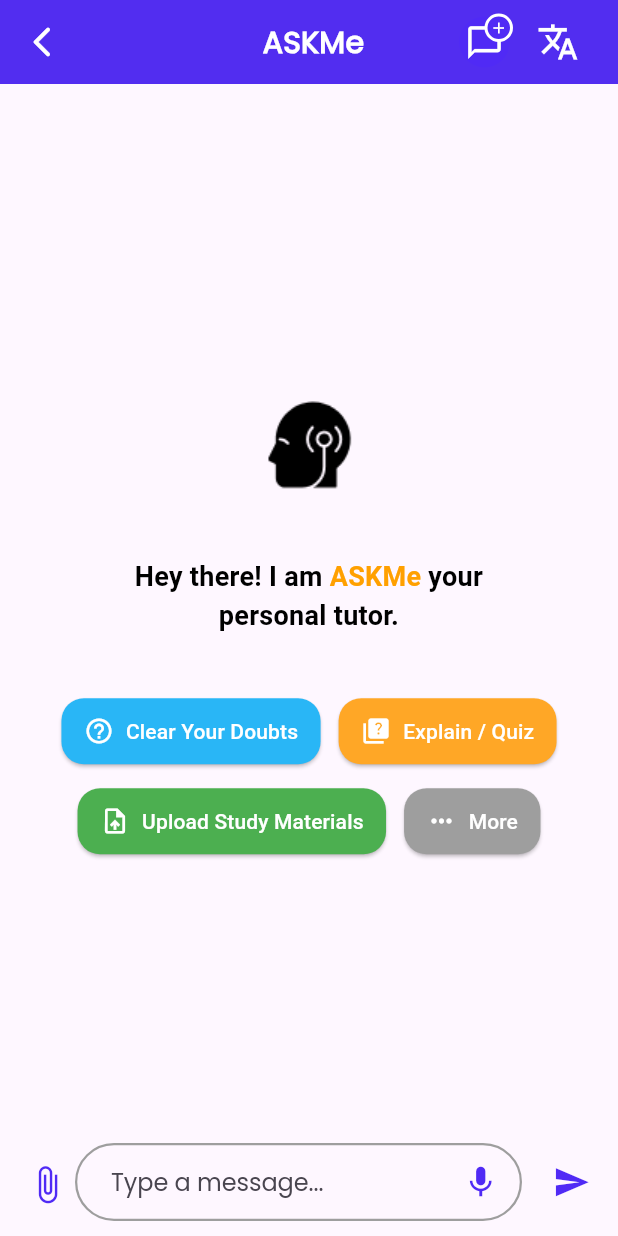
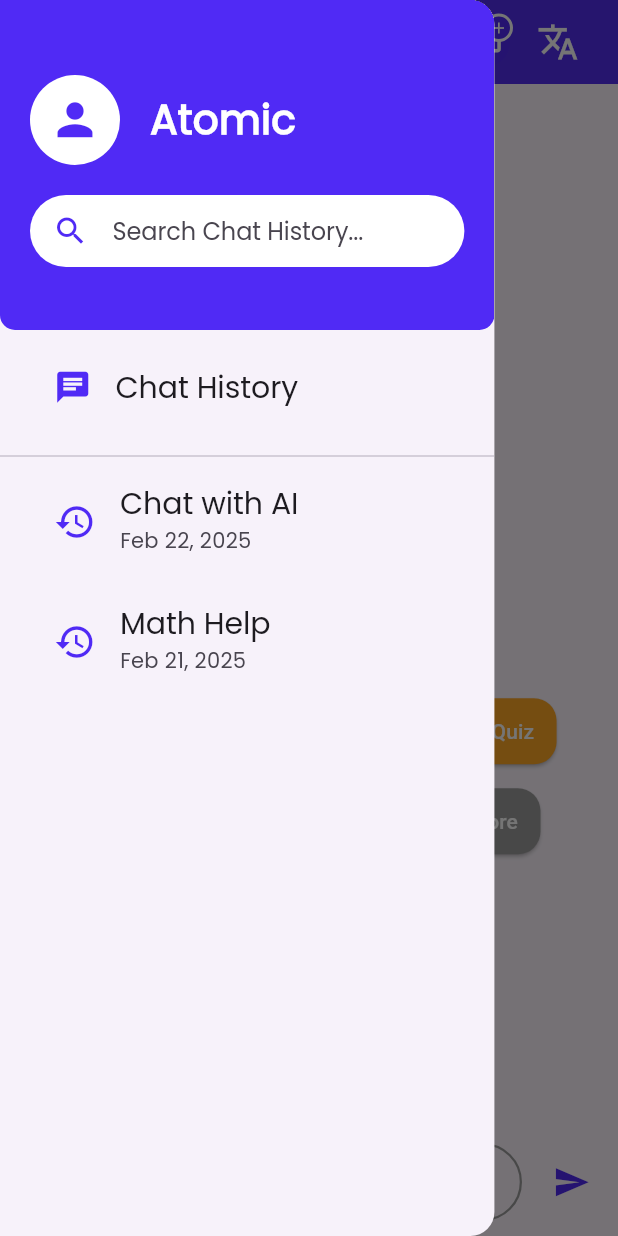
Before and after one commit to VSI0N/ACADEMe, a Flutter app: the ASKMe screen opened directly, with the side drawer open (before the commit the screen has no drawer), on a phone screen of 412 x 824 dp. Run offline on Flutter 3.47's test engine with Material 3 defaults, Android fonts, the phone set to English and light mode, and no system bars; our stand-ins replace cloud_firestore, file_picker, firebase_auth, firebase_core, google_sign_in, image_picker and 2 more; missing offline and left inert: record; accounts and stored records are empty.

Commit message:
Fixed language Detection and Added Chat History Drawer

```diff
--- a/ACADEMe-frontend/lib/home/pages/ASKMe.dart
+++ b/ACADEMe-frontend/lib/home/pages/ASKMe.dart
@@ -9,8 +9,9 @@ import 'package:path_provider/path_provider.dart';
 import 'dart:io';
 import 'dart:async';
 import 'file_view.dart';
-
+import 'package:ACADEMe/widget/chat_history_drawer.dart';
 import 'package:http_parser/http_parser.dart';
+import 'package:mime/mime.dart';
 
 class ASKMe extends StatefulWidget {
   @override
@@ -26,6 +27,10 @@ class _ASKMeState extends State<ASKMe> {
   bool _isRecording = false;
   Timer? _timer;
   int _seconds = 0;
+  bool isConverting = false; // To track the loading state
+
+  final GlobalKey<ScaffoldState> _scaffoldKey =
+      GlobalKey<ScaffoldState>(); // Key for the drawer
 
   String searchQuery = "";
   List<Map<String, String>> languages = [
@@ -49,6 +54,16 @@ class _ASKMeState extends State<ASKMe> {
               .contains(searchQuery.toLowerCase()))
           .toList(); // Filter the languages based on the search query
     }
+  }
+
+  // For the chat history
+  List<ChatSession> chatHistory = [
+    ChatSession(title: "Chat with AI", timestamp: "Feb 22, 2025"),
+    ChatSession(title: "Math Help", timestamp: "Feb 21, 2025"),
+  ];
+
+  void _loadChatSession(ChatSession chat) {
+    print("Selected chat: ${chat.title}");
   }
 
   @override
@@ -155,7 +170,7 @@ class _ASKMeState extends State<ASKMe> {
       [String prompt = '']) async {
     //ASKMe backend URL
     var url = Uri.parse(
-        'https://c92f-2401-4900-b20b-f27e-e7db-5157-33a0-d3de.ngrok-free.app/api/process_${fileType.toLowerCase()}');
+        'https://aee3-2401-4900-b23f-8444-2fdd-4d3e-85be-6e6b.ngrok-free.app/api/process_${fileType.toLowerCase()}');
 
     var request = http.MultipartRequest('POST', url);
     request.fields.addAll({
@@ -271,7 +286,7 @@ class _ASKMeState extends State<ASKMe> {
     }
   }
 
-// **Update Upload Function to Support WAV**
+// Upload Speech Function
   Future<void> _uploadSpeech(File file) async {
     try {
       if (!file.existsSync() || file.lengthSync() == 0) {
@@ -280,42 +295,65 @@ class _ASKMeState extends State<ASKMe> {
       }
       print("File size: ${file.lengthSync()} bytes");
 
-      //ASKMe backend URL
+      setState(() {
+        isConverting = true;
+      });
+
+      // API URL
       var url = Uri.parse(
-          'https://c92f-2401-4900-b20b-f27e-e7db-5157-33a0-d3de.ngrok-free.app/api/process_stt'); // API URL
+          'https://aee3-2401-4900-b23f-8444-2fdd-4d3e-85be-6e6b.ngrok-free.app/api/process_stt');
 
       var request = http.MultipartRequest('POST', url);
 
-      // Add required fields for the server
+      // Ensure the selected language is not empty
+      selectedLanguage = selectedLanguage.isNotEmpty ? selectedLanguage : "hi";
+      print("Selected target language: $selectedLanguage");
+
       request.fields.addAll({
-        'prompt': 'Describe this audio',
-        'source_lang': 'auto',
-        'target_lang': selectedLanguage,
+        'prompt': 'इस ऑडियो को हिंदी में लिखो',
+        'source_lang': 'auto', // Let the server detect the source language
+        'target_lang':
+            selectedLanguage, // Send the selected language for the response
       });
 
-      // Add the audio file to the request with the 'file' field name
-      request.files.add(await http.MultipartFile.fromPath('file', file.path,
-          contentType: MediaType("audio", "x-wav")));
+      final mimeType = lookupMimeType(file.path) ?? "audio/wav";
+      print("Detected MIME type: $mimeType");
 
-      // Send the request
+      request.files.add(await http.MultipartFile.fromPath(
+        'file',
+        file.path,
+        contentType: MediaType.parse(mimeType),
+      ));
+
       var response = await request.send();
-      String responseBody =
-          await response.stream.bytesToString(); // Get server response
+      String responseBody = await response.stream.bytesToString();
 
-      // Print the server's response body
       print("Server response: $responseBody");
 
-      // Handle server response
       if (response.statusCode == 200) {
         print("✅ Audio uploaded successfully!");
 
-        // Decode the response from JSON and handle it
         var decodedResponse = jsonDecode(responseBody);
-        await _handleServerResponse(decodedResponse); // Update the input field
+
+        // Fix: Extract detected language correctly
+        String detectedLang = decodedResponse['language'] ?? 'unknown';
+        print("Detected Language: $detectedLang");
+
+        // If the detected language is Hindi and user hasn't explicitly chosen another language
+        if (detectedLang == 'hi' && selectedLanguage == "auto") {
+          setState(() {
+            selectedLanguage =
+                'hi'; // Update language to Hindi if detected language is Hindi
+          });
+          print("✅ Updated selected language to Hindi");
+        }
+
+        // Proceed with handling the server response (your AI response)
+        await _handleServerResponse(decodedResponse);
       } else {
         print("❌ Upload failed with status: ${response.statusCode}");
-        print(
-            "Server response: $responseBody"); // Print the response body for debugging
+        print("Server response: $responseBody");
+
         setState(() {
           chatMessages.add({
             "role": "assistant",
@@ -331,10 +369,14 @@ class _ASKMeState extends State<ASKMe> {
           "text": "❌ Error uploading audio: $e",
         });
       });
+    } finally {
+      setState(() {
+        isConverting = false;
+      });
     }
   }
 
-  // Handle the server response and update the input field with the "text" part
+// Handle the server response and update the input field with the "text" part
   Future<void> _handleServerResponse(Map<String, dynamic> response) async {
     try {
       if (response.containsKey('text')) {
@@ -350,18 +392,22 @@ class _ASKMeState extends State<ASKMe> {
     }
   }
 
+  // Send Message Function
   void _sendMessage() async {
     String message = _textController.text.trim();
     if (message.isNotEmpty) {
       // ASKMe backend URL
       var url = Uri.parse(
-          'https://c92f-2401-4900-b20b-f27e-e7db-5157-33a0-d3de.ngrok-free.app/api/process_text');
+          'https://aee3-2401-4900-b23f-8444-2fdd-4d3e-85be-6e6b.ngrok-free.app/api/process_text');
 
       try {
         var response = await http.post(
           url,
           headers: {'Content-Type': 'application/x-www-form-urlencoded'},
-          body: {'text': message, 'target_language': selectedLanguage},
+          body: {
+            'text': message,
+            'target_language': selectedLanguage, // Use selectedLanguage here
+          },
         );
 
         if (response.statusCode == 200) {
@@ -461,24 +507,30 @@ class _ASKMeState extends State<ASKMe> {
   @override
   Widget build(BuildContext context) {
     return Scaffold(
+      key: _scaffoldKey, // Attach key to control drawer
       appBar: AppBar(
         backgroundColor: AcademeTheme.appColor,
         elevation: 2,
         iconTheme: IconThemeData(color: Colors.white),
+        leading: IconButton(
+          icon: Icon(Icons.menu,
+              size: 28, color: Colors.white), // Custom hamburger icon
+          onPressed: () {
+            _scaffoldKey.currentState?.openDrawer(); // Open the drawer
+          },
+        ),
         title: Row(
           mainAxisAlignment: MainAxisAlignment.spaceBetween,
           children: [
-            Opacity(
-                opacity: 0,
-                child: IconButton(icon: Icon(Icons.menu), onPressed: () {})),
             Expanded(
               child: Text(
                 'ASKMe',
                 textAlign: TextAlign.center,
                 style: TextStyle(
-                    color: Colors.white,
-                    fontWeight: FontWeight.bold,
-                    fontSize: 20),
+                  color: Colors.white,
+                  fontWeight: FontWeight.bold,
+                  fontSize: 20,
+                ),
               ),
             ),
             Row(
@@ -496,7 +548,19 @@ class _ASKMeState extends State<ASKMe> {
           ],
         ),
       ),
-      body: chatMessages.isEmpty ? _buildInitialUI() : _buildChatUI(context),
+
+      // Drawer for chat history
+      drawer: ChatHistoryDrawer(
+        chatHistory: chatHistory,
+        onSelectChat: (chat) {
+          _loadChatSession(chat);
+        },
+      ),
+
+      body: chatMessages.isEmpty
+          ? _buildInitialUI() // Your chat UI when no messages
+          : _buildChatUI(context), // Your chat UI when messages exist
+
       bottomNavigationBar: AnimatedPadding(
         duration: Duration(milliseconds: 300),
         padding: EdgeInsets.only(
@@ -559,9 +623,11 @@ class _ASKMeState extends State<ASKMe> {
                       minLines: 1,
                       keyboardType: TextInputType.multiline,
                       decoration: InputDecoration(
-                        hintText: _isRecording
-                            ? "Recording... ${_seconds}s"
-                            : "Type a message...",
+                        hintText: isConverting
+                            ? "Converting ... "
+                            : (_isRecording
+                                ? "Recording ... ${_seconds}s"
+                                : "Type a message ..."),
                         contentPadding: EdgeInsets.only(
                             left: 20, right: 60, top: 14, bottom: 14),
                         border: OutlineInputBorder(
--- /dev/null
+++ b/ACADEMe-frontend/lib/widget/chat_history_drawer.dart
@@ -0,0 +1,147 @@
+import 'package:flutter/material.dart';
+import 'package:ACADEMe/academe_theme.dart';
+
+class ChatSession {
+  final String title;
+  final String timestamp;
+
+  ChatSession({required this.title, required this.timestamp});
+}
+
+class ChatHistoryDrawer extends StatelessWidget {
+  final List<ChatSession> chatHistory;
+  final Function(ChatSession) onSelectChat;
+
+  const ChatHistoryDrawer({
+    Key? key,
+    required this.chatHistory,
+    required this.onSelectChat,
+  }) : super(key: key);
+
+  @override
+  Widget build(BuildContext context) {
+    return Container(
+      width:
+          MediaQuery.of(context).size.width * 0.8, // Set width to 80% of screen
+      child: Drawer(
+        child: Column(
+          children: [
+            // Header with Profile Picture, Username, and Search Bar
+            Container(
+              height: 220, // Adjusted height for the header
+              decoration: BoxDecoration(
+                color: AcademeTheme.appColor,
+                borderRadius: BorderRadius.only(
+                  bottomLeft: Radius.circular(10),
+                  bottomRight: Radius.circular(10),
+                ),
+              ),
+              child: Padding(
+                padding: EdgeInsets.only(top: 50, left: 20, right: 20),
+                child: Column(
+                  crossAxisAlignment: CrossAxisAlignment.start,
+                  children: [
+                    // Row for Profile Picture and Username
+                    Row(
+                      children: [
+                        // Profile Picture
+                        CircleAvatar(
+                          radius: 30, // Adjusted radius for the avatar
+                          backgroundColor: Colors.white,
+                          child: Icon(Icons.person,
+                              size: 35, color: AcademeTheme.appColor),
+                        ),
+                        SizedBox(width: 20), // Space between avatar and text
+                        // Username
+                        Text(
+                          "Atomic",
+                          style: TextStyle(
+                            fontFamily: 'poppins',
+                            color: Colors.white,
+                            fontWeight: FontWeight.bold,
+                            fontSize: 27, // Adjusted font size for the username
+                          ),
+                        ),
+                      ],
+                    ),
+                    SizedBox(
+                        height: 20), // Space between username and search bar
+                    // Search Bar
+                    Container(
+                      padding: EdgeInsets.symmetric(horizontal: 15),
+                      decoration: BoxDecoration(
+                        color: Colors.white,
+                        borderRadius: BorderRadius.circular(25),
+                      ),
+                      child: TextField(
+                        decoration: InputDecoration(
+                          hintText: 'Search Chat History...',
+                          border: InputBorder.none,
+                          icon:
+                              Icon(Icons.search, color: AcademeTheme.appColor),
+                        ),
+                      ),
+                    ),
+                  ],
+                ),
+              ),
+            ),
+            // Navigation Links Section
+            Padding(
+              padding:
+                  const EdgeInsets.symmetric(vertical: 10.0, horizontal: 20),
+              child: ListTile(
+                leading:
+                    Icon(Icons.chat, color: AcademeTheme.appColor, size: 25),
+                title: Text(
+                  'Chat History',
+                  style: TextStyle(
+                    fontWeight: FontWeight.w500,
+                    fontSize: 20,
+                  ),
+                ),
+                onTap: () {
+                  Navigator.pop(context); // Close drawer
+                },
+              ),
+            ),
+            Divider(),
+
+            // Chat Sessions List
+            Expanded(
+              child: Padding(
+                padding: const EdgeInsets.symmetric(horizontal: 20.0),
+                child: ListView.builder(
+                  itemCount: chatHistory.length,
+                  itemBuilder: (context, index) {
+                    return Padding(
+                      padding: const EdgeInsets.only(bottom: 8.0),
+                      child: ListTile(
+                        leading: Icon(
+                          Icons.history,
+                          color: AcademeTheme.appColor,
+                          size: 28,
+                        ),
+                        title: Text(
+                          chatHistory[index].title,
+                          style: TextStyle(
+                              fontWeight: FontWeight.w500, fontSize: 20),
+                        ),
+                        subtitle: Text(chatHistory[index].timestamp),
+                        onTap: () {
+                          onSelectChat(chatHistory[index]);
+                          Navigator.pop(
+                              context); // Close drawer after selection
+                        },
+                      ),
+                    );
+                  },
+                ),
+              ),
+            ),
+          ],
+        ),
+      ),
+    );
+  }
+}
--- a/ACADEMe-frontend/pubspec.yaml
+++ b/ACADEMe-frontend/pubspec.yaml
@@ -53,6 +53,7 @@ dependencies:
   path_provider: ^2.1.5
   url_launcher: ^6.3.1
   http_parser: ^4.1.2
+  mime: ^2.0.0
 
 
 
```
